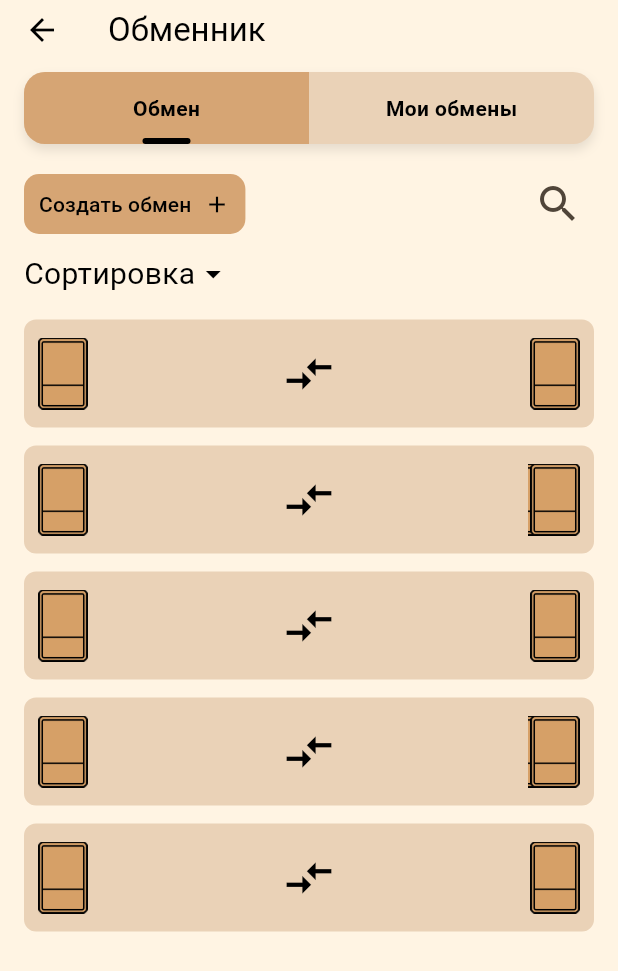
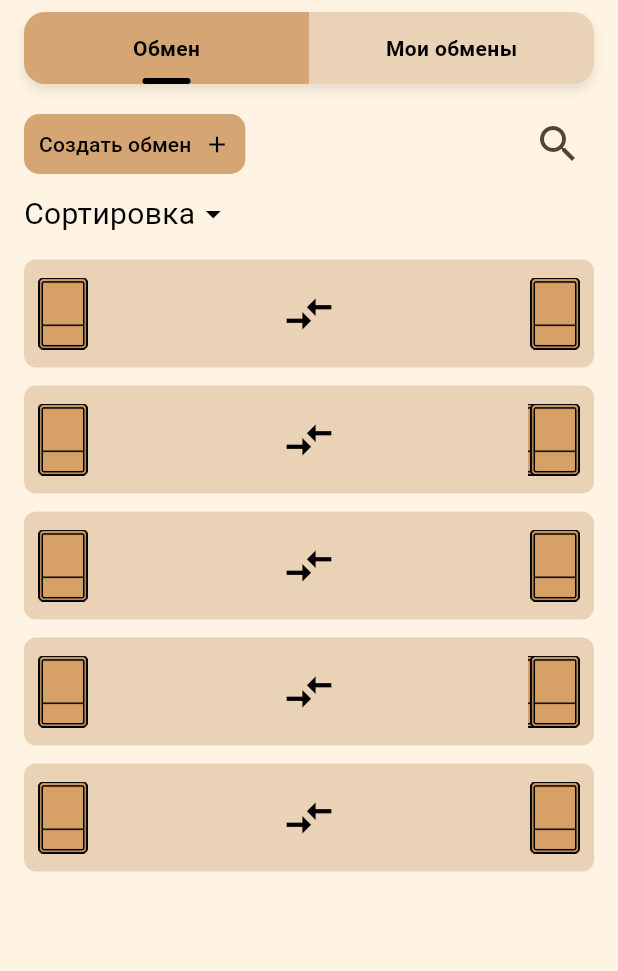
Before and after one commit to capti/Cardly, a Flutter app: the ExchangeScreen screen opened directly, on a phone screen of 412 x 824 dp. Shown: the top 971 px of the screen. Run offline on Flutter 3.47's test engine with Material 3 defaults, Android fonts, the phone set to English and light mode, and no system bars; our stand-ins replace email_validator, flutter_svg, shared_preferences; accounts and stored records are empty.

Commit message:
update exchange_screen.dart
delete AppBar section

```diff
--- a/frontend/lib/views/exchange_screen.dart
+++ b/frontend/lib/views/exchange_screen.dart
@@ -27,16 +27,6 @@ class _ExchangeScreenState extends State<ExchangeScreen> with SingleTickerProvid
   Widget build(BuildContext context) {
     return Scaffold(
       backgroundColor: const Color(0xFFFFF4E3),
-      appBar: AppBar(
-        backgroundColor: const Color(0xFFFFF4E3),
-        elevation: 0,
-        title: const Text(
-          'Обменник',
-          style: TextStyle(color: Colors.black)
-          ),
-        iconTheme: const IconThemeData(color: Colors.black),
-        toolbarHeight: 40,
-      ),
       body: Column(
         children: [
           Padding(
```
